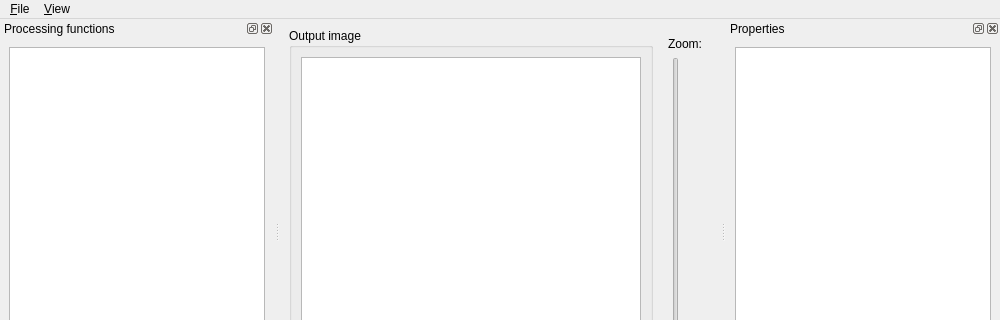
Before: the Qt Designer form code/src/ui/processing-gui.ui in tohojo/image-processing, drawn with Qt 5; both pictures show x 0 to 1000 and y 0 to 320 of the 1000 by 700 pixel window.
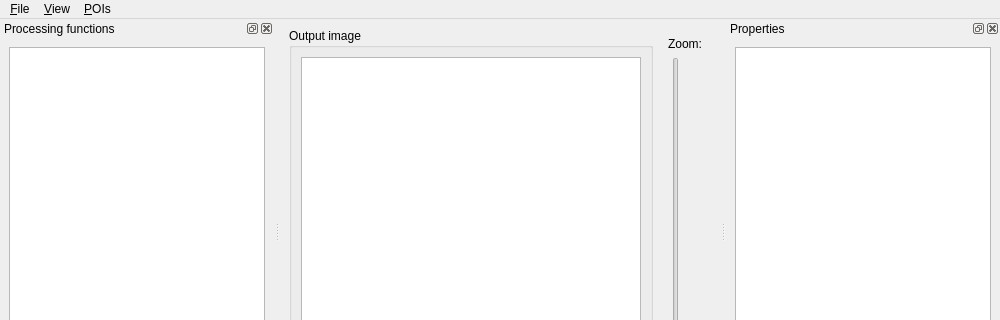
After: the same form once the commit is applied. Custom widgets are drawn as their Qt base class.

Commit message: Add menu option to clear POIs.

```diff
--- a/code/src/ui/processing-gui.ui
+++ b/code/src/ui/processing-gui.ui
@@ -137,8 +137,15 @@
     <addaction name="separator"/>
     <addaction name="action_Properties"/>
    </widget>
+   <widget class="QMenu" name="menuPOIs">
+    <property name="title">
+     <string>&amp;POIs</string>
+    </property>
+    <addaction name="action_Clear_POIs"/>
+   </widget>
    <addaction name="menuFile"/>
    <addaction name="menu_View"/>
+   <addaction name="menuPOIs"/>
   </widget>
   <widget class="QStatusBar" name="statusbar"/>
   <widget class="SignalingDockWidget" name="processingDock">
```
Left out of the diff: 5 changed lines with no effect on the pictures. The commit also changes 1 other file.
